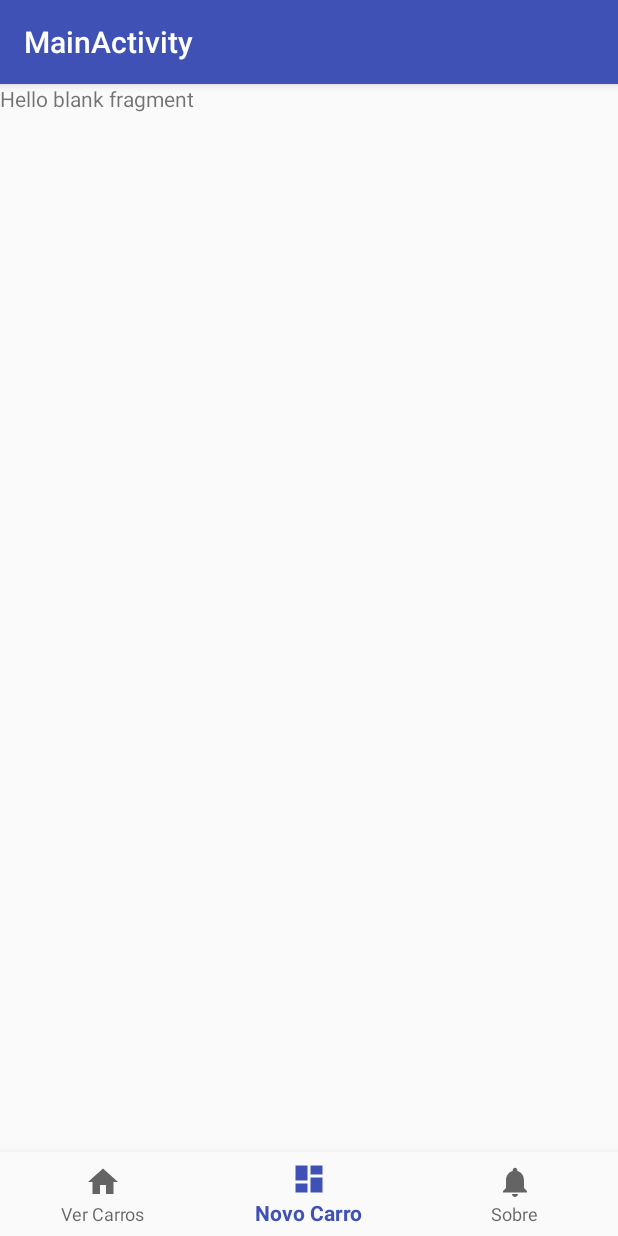
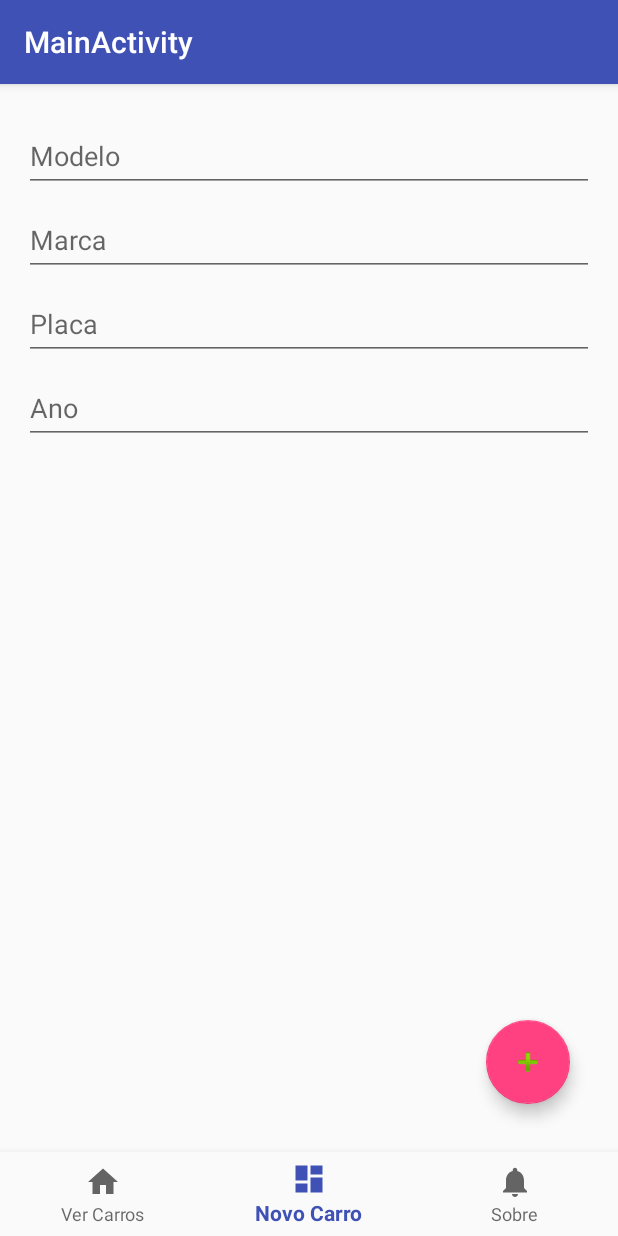
Before and after one commit to agnermunhoz/Android_Carros, an Android app: the screen it shows after launch (MainActivity), item 2 of the bottom bar chosen, on a phone screen of 412 x 824 dp. Run offline under Robolectric (Android 15) with nearby library versions, the phone set to English and light mode, and no system bars.

Commit message:
Gravação do novo carro

```diff
--- a/app/src/main/java/com/example/logonrm/carros/api/CarroAPI.kt
+++ b/app/src/main/java/com/example/logonrm/carros/api/CarroAPI.kt
@@ -2,11 +2,16 @@ package com.example.logonrm.carros.api
 
 import com.example.logonrm.carros.model.Carro
 import retrofit2.Call
+import retrofit2.http.Body
 import retrofit2.http.GET
+import retrofit2.http.POST
 
 interface CarroAPI {
 
     @GET("/carro")
     fun buscarTodos() : Call<List<Carro>>
 
+    @POST("/carro")
+    fun salvar(@Body carro: Carro) : Call<Void>
+
 }
--- a/app/src/main/java/com/example/logonrm/carros/ui/listacarros/ListaCarrosAdapter.kt
+++ b/app/src/main/java/com/example/logonrm/carros/ui/listacarros/ListaCarrosAdapter.kt
@@ -1,6 +1,7 @@
 package com.example.logonrm.carros.ui.listacarros
 
 import android.content.Context
+import android.support.v4.content.ContextCompat
 import android.support.v7.widget.RecyclerView
 import android.view.LayoutInflater
 import android.view.View
@@ -35,12 +36,16 @@ class ListaCarrosAdapter(private val carros: List<Carro>,
         fun bindView(carro: Carro) {
             itemView.tvMarca.text = carro.marca
             itemView.tvModelo.text = carro.modelo
-            Picasso.get()
-                    .load(carro.urlImagem)
-                    .error(R.drawable.procurando)
-                    .placeholder(R.drawable.sandclock)
-                    .into(itemView.ivFoto);
 
+            if (carro.urlImagem.isNullOrEmpty()) {
+                itemView.ivFoto.setImageDrawable(ContextCompat.getDrawable(itemView.context, R.drawable.procurando))
+            } else {
+                Picasso.get()
+                        .load(carro.urlImagem)
+                        .placeholder(R.drawable.sandclock)
+                        .error(R.drawable.procurando)
+                        .into(itemView.ivFoto);
+            }
         }
 
     }
--- a/app/src/main/java/com/example/logonrm/carros/ui/novocarro/NovoCarroFragment.kt
+++ b/app/src/main/java/com/example/logonrm/carros/ui/novocarro/NovoCarroFragment.kt
@@ -3,11 +3,20 @@ package com.example.logonrm.carros.ui.novocarro
 
 import android.os.Bundle
 import android.support.v4.app.Fragment
+import android.util.Log
 import android.view.LayoutInflater
 import android.view.View
 import android.view.ViewGroup
+import android.widget.Toast
 
 import com.example.logonrm.carros.R
+import com.example.logonrm.carros.api.CarroAPI
+import com.example.logonrm.carros.api.RetrofitClient
+import com.example.logonrm.carros.model.Carro
+import kotlinx.android.synthetic.main.fragment_novo_carro.*
+import retrofit2.Call
+import retrofit2.Callback
+import retrofit2.Response
 
 
 /**
@@ -22,4 +31,38 @@ class NovoCarroFragment : Fragment() {
         return inflater!!.inflate(R.layout.fragment_novo_carro, container, false)
     }
 
+    override fun onViewCreated(view: View?, savedInstanceState: Bundle?) {
+        super.onViewCreated(view, savedInstanceState)
+        btSalvar.setOnClickListener {
+            var api = RetrofitClient.getInstance().create(CarroAPI::class.java)
+            val carro = Carro(null,
+                    inputMarca.editText?.text.toString(),
+                    inputModelo.editText?.text.toString(),
+                    inputAno.editText?.text.toString().toInt(),
+                    inputPlaca.editText?.text.toString(),
+                    "")
+
+            api.salvar(carro).enqueue(object : Callback<Void> {
+                override fun onResponse(call: Call<Void>?, response: Response<Void>?) {
+                    if (response?.isSuccessful == true) {
+                        Toast.makeText(context, "Sucesso", Toast.LENGTH_SHORT).show()
+                        limparCampos()
+                    } else {
+                        Toast.makeText(context, "Errou, coloque aqui o Faustão", Toast.LENGTH_SHORT).show()
+                    }
+                }
+
+                override fun onFailure(call: Call<Void>?, t: Throwable?) {
+                    Log.e("CARRO", t?.message)
+                }
+            })
+        }
+    }
+
+    private fun limparCampos() {
+        inputMarca.editText?.setText("")
+        inputModelo.editText?.setText("")
+        inputAno.editText?.setText("")
+        inputPlaca.editText?.setText("")
+    }
 }// Required empty public constructor
--- a/app/src/main/res/layout/fragment_novo_carro.xml
+++ b/app/src/main/res/layout/fragment_novo_carro.xml
@@ -1,13 +1,72 @@
-<FrameLayout xmlns:android="http://schemas.android.com/apk/res/android"
-    xmlns:tools="http://schemas.android.com/tools"
+<android.support.design.widget.CoordinatorLayout
+    android:id="@+id/main_content"
+    xmlns:android="http://schemas.android.com/apk/res/android"
+    xmlns:app="http://schemas.android.com/apk/res-auto"
     android:layout_width="match_parent"
     android:layout_height="match_parent"
-    tools:context="com.example.logonrm.carros.ui.novocarro.NovoCarroFragment">
+    android:padding="16dp">
 
-    <!-- TODO: Update blank fragment layout -->
-    <TextView
+    <ScrollView
         android:layout_width="match_parent"
-        android:layout_height="match_parent"
-        android:text="@string/hello_blank_fragment" />
+        android:layout_height="match_parent">
 
-</FrameLayout>
+        <LinearLayout
+            android:layout_width="match_parent"
+            android:layout_height="match_parent"
+            android:orientation="vertical">
+
+            <android.support.design.widget.TextInputLayout
+                android:id="@+id/inputModelo"
+                android:layout_width="match_parent"
+                android:layout_height="wrap_content">
+                <EditText
+                    android:hint="Modelo"
+                    android:layout_width="match_parent"
+                    android:layout_height="wrap_content" />
+            </android.support.design.widget.TextInputLayout>
+
+            <android.support.design.widget.TextInputLayout
+                android:id="@+id/inputMarca"
+                android:layout_width="match_parent"
+                android:layout_height="wrap_content">
+                <EditText
+                    android:hint="Marca"
+                    android:layout_width="match_parent"
+                    android:layout_height="wrap_content" />
+            </android.support.design.widget.TextInputLayout>
+
+            <android.support.design.widget.TextInputLayout
+                android:id="@+id/inputPlaca"
+                android:layout_width="match_parent"
+                android:layout_height="wrap_content">
+                <EditText
+                    android:hint="Placa"
+                    android:layout_width="match_parent"
+                    android:layout_height="wrap_content" />
+            </android.support.design.widget.TextInputLayout>
+
+            <android.support.design.widget.TextInputLayout
+                android:id="@+id/inputAno"
+                android:layout_width="match_parent"
+                android:layout_height="wrap_content">
+                <EditText
+                    android:hint="Ano"
+                    android:inputType="number"
+                    android:layout_width="match_parent"
+                    android:layout_height="wrap_content" />
+            </android.support.design.widget.TextInputLayout>
+
+        </LinearLayout>
+
+    </ScrollView>
+
+    <android.support.design.widget.FloatingActionButton
+        android:id="@+id/btSalvar"
+        android:layout_width="wrap_content"
+        android:layout_height="wrap_content"
+        android:layout_gravity="bottom|right"
+        android:layout_margin="16dp"
+        android:src="@android:drawable/ic_input_add"
+        app:layout_anchorGravity="bottom|right|end" />
+
+</android.support.design.widget.CoordinatorLayout>
```
